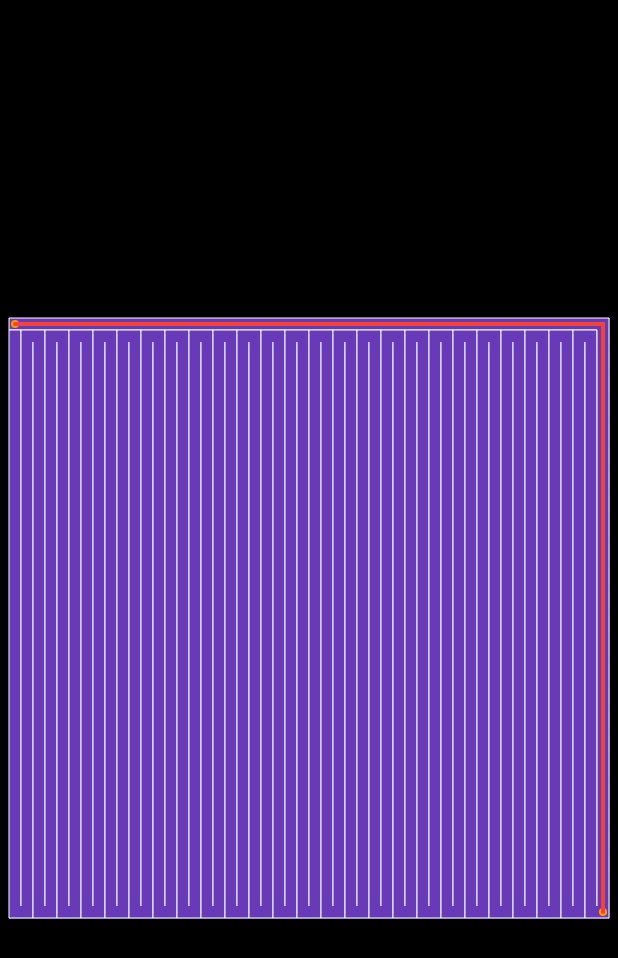
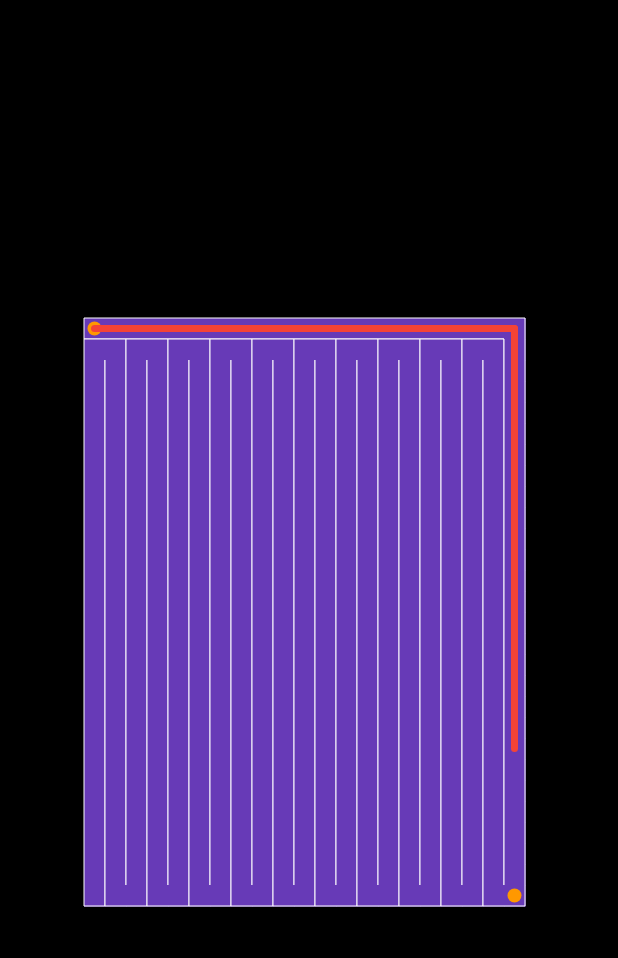
Before and after one commit to hamed-rezaee/flutter_maze_generator, a Flutter app: the screen it shows after launch, on a phone screen of 412 x 824 dp. Shown: the top 958 px of the screen. Run offline on Flutter 3.47's test engine with Material 3 defaults, Android fonts, the phone set to English and light mode, and no system bars; our stand-ins replace equatable.

Commit message:
minor refactor

```diff
--- a/lib/main.dart
+++ b/lib/main.dart
@@ -5,8 +5,8 @@ import 'package:flutter_maze_generator/maze_generator.dart';
 import 'package:flutter_maze_generator/maze_painter.dart';
 import 'package:flutter_maze_generator/position.dart';
 
-const Size size = Size(400, 400);
-const double cellWidth = 8;
+const Size size = Size(300, 400);
+const double cellWidth = 14;
 
 void main() => runApp(MainApp());
 
@@ -17,7 +17,7 @@ class MainApp extends StatelessWidget {
     width: size.width,
     height: size.height,
     cellWidth: cellWidth,
-    start: Position(0, 0),
+    start: const Position(0, 0),
     goal: Position(
       (size.width / cellWidth - 1).floor(),
       (size.height / cellWidth - 1).floor(),
--- a/lib/maze_generator.dart
+++ b/lib/maze_generator.dart
@@ -35,18 +35,17 @@ class MazeGenerator {
 
   Stream<MazeGenerator> generateDepthFirst({
     bool solve = true,
-    Duration duration = const Duration(milliseconds: 1),
+    Duration duration = const Duration(milliseconds: 5),
   }) async* {
     while (!_mazeIsDone) {
-      final List<Cell> neighbors = _getNeigbor(
+      final neighbors = _getNeigbor(
         currentCell!.position,
         checkWalls: false,
       );
 
       if (neighbors.isNotEmpty) {
-        final Direction direction =
-            Direction.values[Random().nextInt(neighbors.length)];
-        final Cell nextCell = neighbors[direction.index];
+        final direction = Direction.values[Random().nextInt(neighbors.length)];
+        final nextCell = neighbors[direction.index];
 
         _stack.add(currentCell!);
         _removeWalls(currentCell!, nextCell);
@@ -66,7 +65,7 @@ class MazeGenerator {
     }
 
     if (solve) {
-      for (final Cell cell in _findPath()) {
+      for (final cell in _findPath()) {
         cell.path = true;
 
         await Future<void>.delayed(duration * 10);
@@ -76,25 +75,25 @@ class MazeGenerator {
   }
 
   Iterable<Cell> _findPath() {
-    final List<Cell> result = <Cell>[];
+    final result = <Cell>[];
 
-    for (final List<Cell> row in grid) {
-      for (final Cell cell in row) {
-        cell.f = 0;
-        cell.g = 0;
-        cell.h = 0;
-        cell.visited = false;
-
-        cell.previous = null;
+    for (final row in grid) {
+      for (final cell in row) {
+        cell
+          ..f = 0
+          ..g = 0
+          ..h = 0
+          ..visited = false
+          ..previous = null;
       }
     }
 
-    final List<Cell> openSet = <Cell>[grid[start.x][start.y]];
+    final openSet = <Cell>[grid[start.x][start.y]];
 
     while (openSet.isNotEmpty) {
-      Cell current = openSet.first;
+      var current = openSet.first;
 
-      for (final Cell cell in openSet) {
+      for (final cell in openSet) {
         if (cell.f < current.f) {
           current = cell;
         }
@@ -106,14 +105,14 @@ class MazeGenerator {
 
       openSet.remove(current..visited = true);
 
-      final List<Cell> neighbors =
-          _getNeigbor(current.position, checkWalls: true);
+      final neighbors = _getNeigbor(current.position, checkWalls: true);
 
-      for (final Cell neighbor in neighbors) {
+      for (final neighbor in neighbors) {
         neighbor.previous = current;
         neighbor.g++;
-        neighbor.h = _getDistance(neighbor.position, goal);
-        neighbor.f = neighbor.g + neighbor.h;
+        neighbor
+          ..h = _getDistance(neighbor.position, goal)
+          ..f = neighbor.g + neighbor.h;
 
         if (!openSet.contains(neighbor) && !neighbor.visited) {
           openSet.add(neighbor);
@@ -127,33 +126,33 @@ class MazeGenerator {
   void _initializeGrid() {
     grid.clear();
 
-    for (int i = 0; i < columnsCount; i++) {
+    for (var i = 0; i < columnsCount; i++) {
       grid.add(<Cell>[]);
 
-      for (int j = 0; j < rowsCount; j++) {
+      for (var j = 0; j < rowsCount; j++) {
         grid[i].add(Cell(position: Position(i, j), width: cellWidth));
       }
     }
   }
 
   List<Cell> _getNeigbor(Position position, {required bool checkWalls}) {
-    final List<Cell> neighbors = <Cell>[];
-    final List<Position> neighborPositions = <Position>[
+    final neighbors = <Cell>[];
+    final neighborPositions = <Position>[
       Position(position.x, position.y - 1),
       Position(position.x + 1, position.y),
       Position(position.x, position.y + 1),
       Position(position.x - 1, position.y),
     ];
 
-    for (final Direction direction in Direction.values) {
-      final int index = direction.index;
+    for (final direction in Direction.values) {
+      final index = direction.index;
 
       if (_isOutsideOfGrid(neighborPositions[index], columnsCount, rowsCount)) {
         continue;
       }
 
-      final Cell current = grid[position.x][position.y];
-      final Cell neighbor =
+      final current = grid[position.x][position.y];
+      final neighbor =
           grid[neighborPositions[index].x][neighborPositions[index].y];
 
       if (checkWalls && current.walls.contains(direction)) {
@@ -175,8 +174,8 @@ class MazeGenerator {
       position.y >= height;
 
   void _removeWalls(Cell currentCell, Cell nextCell) {
-    final int x = currentCell.position.x - nextCell.position.x;
-    final int y = currentCell.position.y - nextCell.position.y;
+    final x = currentCell.position.x - nextCell.position.x;
+    final y = currentCell.position.y - nextCell.position.y;
 
     if (x == 1) {
       currentCell.walls.remove(Direction.left);
@@ -196,9 +195,9 @@ class MazeGenerator {
   }
 
   Iterable<Cell> _reconstructPath() {
-    Cell goal = grid[this.goal.x][this.goal.y];
+    var goal = grid[this.goal.x][this.goal.y];
 
-    final List<Cell> path = <Cell>[goal];
+    final path = <Cell>[goal];
 
     while (goal.previous != null) {
       goal = goal.previous!;
--- a/lib/maze_painter.dart
+++ b/lib/maze_painter.dart
@@ -3,14 +3,15 @@ import 'package:flutter/material.dart';
 import 'package:flutter_maze_generator/maze_drawer.dart';
 
 class MazePainter extends CustomPainter {
-  MazePainter(this.mazeDarwer);
+  const MazePainter(this.mazeDarwer);
 
   final MazeDrawer mazeDarwer;
 
   @override
   void paint(Canvas canvas, Size size) {
-    mazeDarwer.draw(canvas);
-    mazeDarwer.drawPath(canvas);
+    mazeDarwer
+      ..draw(canvas)
+      ..drawPath(canvas);
   }
 
   @override
--- a/lib/position.dart
+++ b/lib/position.dart
@@ -1,7 +1,7 @@
 import 'package:equatable/equatable.dart';
 
 class Position with EquatableMixin {
-  Position(this.x, this.y);
+  const Position(this.x, this.y);
 
   final int x;
   final int y;
@@ -10,5 +10,5 @@ class Position with EquatableMixin {
   List<Object?> get props => <Object?>[x, y];
 
   @override
-  String toString() => '$runtimeType(x: $x, y: $y)';
+  String toString() => 'Position(x: $x, y: $y)';
 }
```
Also changed, not shown: lib/maze_drawer.dart (+14 -14 lines).
